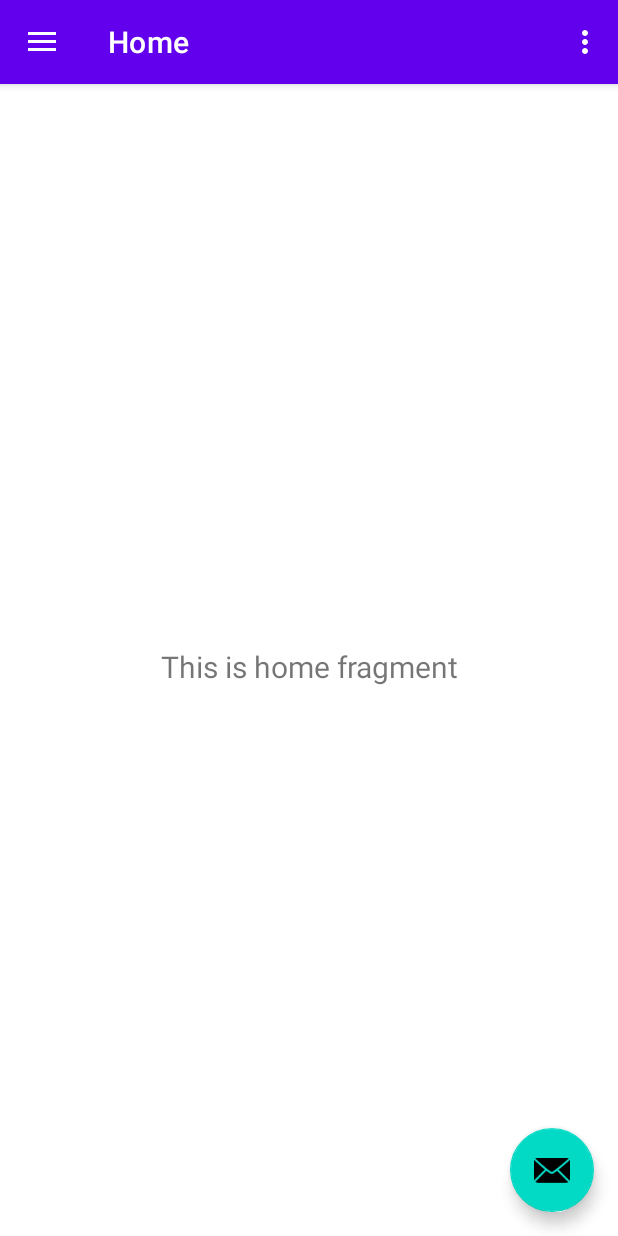
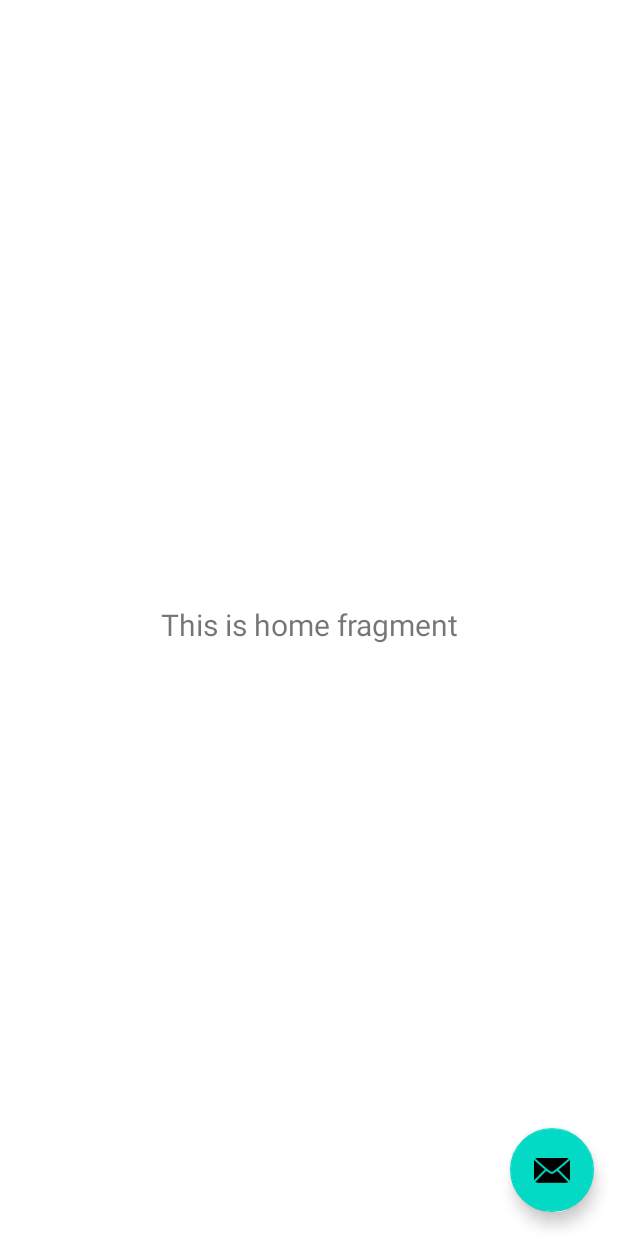
Before and after one commit to ejmdenham/RatRace_1, an Android app: the screen it shows after launch (MainActivity), on a phone screen of 412 x 824 dp. Run offline under Robolectric (Android 15) with nearby library versions, the phone set to English and light mode, and no system bars; our stand-ins replace navigation-ui; Roboto replaces fonts that are not available here.

Commit message:
Removed tool bar
Removed tool- appbar and menu at top of Main.

```diff
--- a/pRatRace/app/src/main/java/Rat/Racer/MainActivity.java
+++ b/pRatRace/app/src/main/java/Rat/Racer/MainActivity.java
@@ -31,7 +31,6 @@ public class MainActivity extends AppCompatActivity {
         binding = ActivityMainBinding.inflate(getLayoutInflater());
         setContentView(binding.getRoot());
 
-        setSupportActionBar(binding.appBarMain.toolbar);
         binding.appBarMain.fab.setOnClickListener(new View.OnClickListener() {
             @Override
             public void onClick(View view) {
@@ -51,16 +50,7 @@ public class MainActivity extends AppCompatActivity {
                 .setOpenableLayout(drawer)
                 .build();
         NavController navController = Navigation.findNavController(this, R.id.nav_host_fragment_content_main);
-        NavigationUI.setupActionBarWithNavController(this, navController, mAppBarConfiguration);
         NavigationUI.setupWithNavController(navigationView, navController);
-    }
-
-    @Override
-    public boolean onCreateOptionsMenu(Menu menu) {
-        // Inflate/show the menu; this adds items to the action bar if it is present.
-        // you can add more items into the menu at res/menu/main.xml
-        getMenuInflater().inflate(R.menu.main, menu);
-        return true;
     }
 
     @Override
--- a/pRatRace/app/src/main/java/Rat/Racer/SplashScreen.java
+++ b/pRatRace/app/src/main/java/Rat/Racer/SplashScreen.java
@@ -15,7 +15,7 @@ import android.widget.TextView;
 @SuppressLint("CustomSplashScreen")
 public class SplashScreen extends AppCompatActivity {
 
-    private static int SPLASH_SCREEN = 5500;
+    private static int SPLASH_SCREEN = 4500;
 
     //Variables
     Animation topAnim, bottomAnim;
--- a/pRatRace/app/src/main/res/layout/app_bar_main.xml
+++ b/pRatRace/app/src/main/res/layout/app_bar_main.xml
@@ -5,20 +5,6 @@
     android:layout_width="match_parent"
     android:layout_height="match_parent"
     tools:context=".MainActivity">
-
-    <com.google.android.material.appbar.AppBarLayout
-        android:layout_width="match_parent"
-        android:layout_height="wrap_content"
-        android:theme="@style/Theme.Rr1.AppBarOverlay">
-
-        <androidx.appcompat.widget.Toolbar
-            android:id="@+id/toolbar"
-            android:layout_width="match_parent"
-            android:layout_height="?attr/actionBarSize"
-            android:background="?attr/colorPrimary"
-            app:popupTheme="@style/Theme.Rr1.PopupOverlay" />
-
-    </com.google.android.material.appbar.AppBarLayout>
 
     <include layout="@layout/content_main" />
 
--- a/pRatRace/app/src/main/res/menu/main.xml
+++ /dev/null
@@ -1,9 +0,0 @@
-<?xml version="1.0" encoding="utf-8"?>
-<menu xmlns:android="http://schemas.android.com/apk/res/android"
-    xmlns:app="http://schemas.android.com/apk/res-auto">
-    <item
-        android:id="@+id/action_settings"
-        android:orderInCategory="100"
-        android:title="@string/action_settings"
-        app:showAsAction="never" />
-</menu>
```
